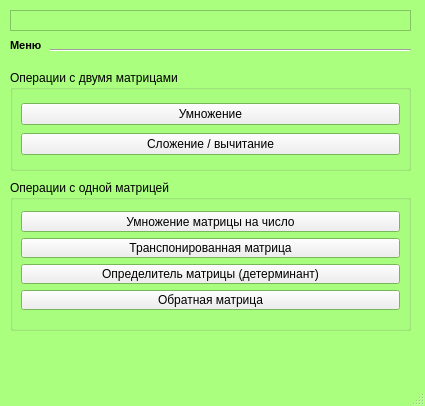
MAXon28/Calculator_matrix, file menu.ui: the form before one commit.
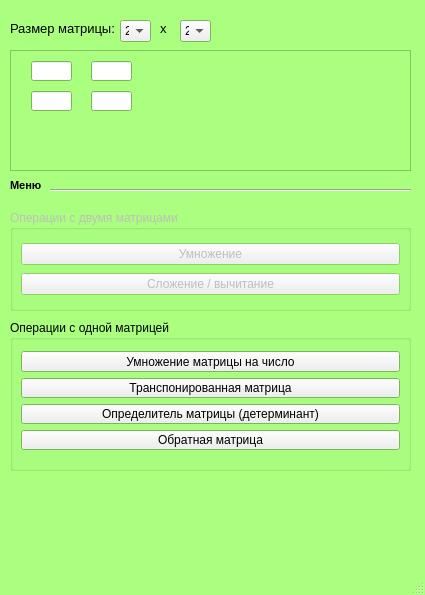
The form after the commit.

```diff
--- a/menu.ui
+++ b/menu.ui
@@ -10,7 +10,7 @@
     <x>0</x>
     <y>0</y>
     <width>425</width>
-    <height>406</height>
+    <height>595</height>
    </rect>
   </property>
   <property name="palette">
@@ -88,7 +88,7 @@
     <property name="geometry">
      <rect>
       <x>50</x>
-      <y>40</y>
+      <y>180</y>
       <width>361</width>
       <height>20</height>
      </rect>
@@ -101,7 +101,7 @@
     <property name="geometry">
      <rect>
       <x>10</x>
-      <y>37</y>
+      <y>177</y>
       <width>41</width>
       <height>16</height>
      </rect>
@@ -118,10 +118,13 @@
     </property>
    </widget>
    <widget class="QGroupBox" name="groupBox">
+    <property name="enabled">
+     <bool>false</bool>
+    </property>
     <property name="geometry">
      <rect>
       <x>10</x>
-      <y>70</y>
+      <y>210</y>
       <width>401</width>
       <height>101</height>
      </rect>
@@ -169,7 +172,7 @@
     <property name="geometry">
      <rect>
       <x>10</x>
-      <y>180</y>
+      <y>320</y>
       <width>401</width>
       <height>151</height>
      </rect>
@@ -228,9 +231,9 @@
     <property name="geometry">
      <rect>
       <x>10</x>
-      <y>10</y>
+      <y>50</y>
       <width>401</width>
-      <height>21</height>
+      <height>121</height>
      </rect>
     </property>
     <property name="widgetResizable">
@@ -242,11 +245,167 @@
        <x>0</x>
        <y>0</y>
        <width>399</width>
-       <height>19</height>
+       <height>119</height>
       </rect>
      </property>
+     <widget class="QLineEdit" name="lineEdit">
+      <property name="geometry">
+       <rect>
+        <x>20</x>
+        <y>10</y>
+        <width>41</width>
+        <height>20</height>
+       </rect>
+      </property>
+     </widget>
+     <widget class="QLineEdit" name="lineEdit_2">
+      <property name="geometry">
+       <rect>
+        <x>20</x>
+        <y>40</y>
+        <width>41</width>
+        <height>20</height>
+       </rect>
+      </property>
+     </widget>
+     <widget class="QLineEdit" name="lineEdit_3">
+      <property name="geometry">
+       <rect>
+        <x>80</x>
+        <y>10</y>
+        <width>41</width>
+        <height>20</height>
+       </rect>
+      </property>
+     </widget>
+     <widget class="QLineEdit" name="lineEdit_4">
+      <property name="geometry">
+       <rect>
+        <x>80</x>
+        <y>40</y>
+        <width>41</width>
+        <height>20</height>
+       </rect>
+      </property>
+     </widget>
     </widget>
    </widget>
+   <widget class="QLabel" name="label">
+    <property name="geometry">
+     <rect>
+      <x>10</x>
+      <y>20</y>
+      <width>111</width>
+      <height>16</height>
+     </rect>
+    </property>
+    <property name="font">
+     <font>
+      <pointsize>10</pointsize>
+     </font>
+    </property>
+    <property name="text">
+     <string>Размер матрицы:</string>
+    </property>
+   </widget>
+   <widget class="QComboBox" name="Row">
+    <property name="geometry">
+     <rect>
+      <x>120</x>
+      <y>20</y>
+      <width>31</width>
+      <height>22</height>
+     </rect>
+    </property>
+    <item>
+     <property name="text">
+      <string>2</string>
+     </property>
+    </item>
+    <item>
+     <property name="text">
+      <string>3</string>
+     </property>
+    </item>
+    <item>
+     <property name="text">
+      <string>4</string>
+     </property>
+    </item>
+    <item>
+     <property name="text">
+      <string>5</string>
+     </property>
+    </item>
+    <item>
+     <property name="text">
+      <string>6</string>
+     </property>
+    </item>
+    <item>
+     <property name="text">
+      <string>7</string>
+     </property>
+    </item>
+   </widget>
+   <widget class="QLabel" name="label_2">
+    <property name="geometry">
+     <rect>
+      <x>160</x>
+      <y>20</y>
+      <width>16</width>
+      <height>16</height>
+     </rect>
+    </property>
+    <property name="font">
+     <font>
+      <pointsize>10</pointsize>
+     </font>
+    </property>
+    <property name="text">
+     <string>x</string>
+    </property>
+   </widget>
+   <widget class="QComboBox" name="Column">
+    <property name="geometry">
+     <rect>
+      <x>180</x>
+      <y>20</y>
+      <width>31</width>
+      <height>22</height>
+     </rect>
+    </property>
+    <item>
+     <property name="text">
+      <string>2</string>
+     </property>
+    </item>
+    <item>
+     <property name="text">
+      <string>3</string>
+     </property>
+    </item>
+    <item>
+     <property name="text">
+      <string>4</string>
+     </property>
+    </item>
+    <item>
+     <property name="text">
+      <string>5</string>
+     </property>
+    </item>
+    <item>
+     <property name="text">
+      <string>6</string>
+     </property>
+    </item>
+    <item>
+     <property name="text">
+      <string>7</string>
+     </property>
+    </item>
+   </widget>
   </widget>
   <widget class="QStatusBar" name="statusBar"/>
  </widget>
```
